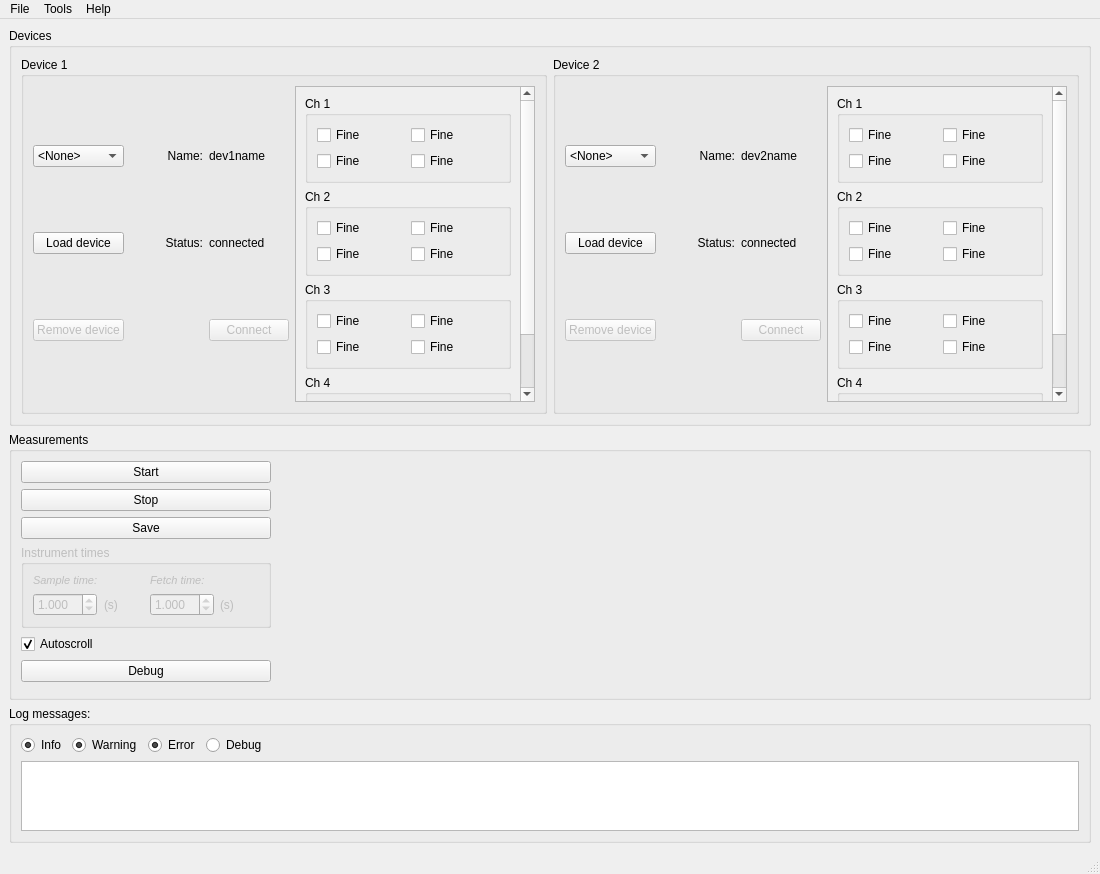
Above: frequency-meter/view/resources/interface.ui from robertofem/Freq-meter-APP before the change. Below: the same form after it.
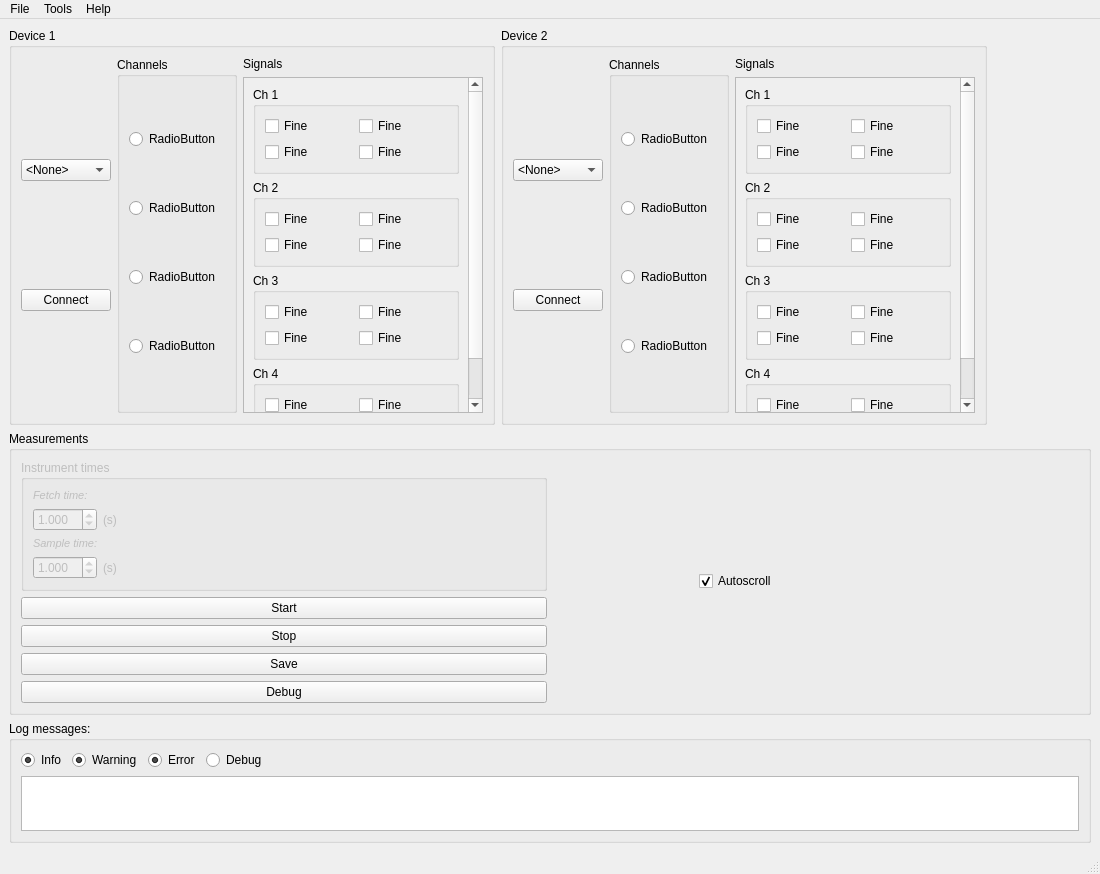
That is the form after the change.

Commit message: Reorganize the main interface layout Main changes are: -remove device manager groupbox on top of interface -remove load and remove buttons. now connect loads and connects -insert a device list for each instrument -remove the device_name label. now the name is in the listbox -add a groupbox to select the active channel/s for measuremnts -shrink the measuremnt time boxes and start, stop and save buttons -put autoscroll checkbox along with plot controls over the plot -increase the figure size

The edit to the form file:
```diff
--- a/frequency-meter/view/resources/interface.ui
+++ b/frequency-meter/view/resources/interface.ui
@@ -27,9 +27,9 @@
   </property>
   <widget class="QWidget" name="centralwidget">
    <layout class="QGridLayout" name="gridLayout_2">
-    <item row="0" column="1">
+    <item row="1" column="1">
      <layout class="QGridLayout" name="gridLayout">
-      <item row="4" column="0" colspan="4">
+      <item row="3" column="0" colspan="2">
        <widget class="QGroupBox" name="groupBox">
         <property name="enabled">
          <bool>true</bool>
@@ -124,12 +124,305 @@
         </layout>
        </widget>
       </item>
-      <item row="0" column="0" colspan="4">
-       <widget class="QGroupBox" name="groupBox_dev">
+      <item row="0" column="0" rowspan="3" colspan="2">
+       <widget class="QGroupBox" name="measurement_groupBox">
         <property name="title">
-         <string>Devices</string>
+         <string>Measurements</string>
         </property>
-        <layout class="QHBoxLayout" name="horizontalLayout">
+        <layout class="QHBoxLayout" name="horizontalLayout_7">
+         <item>
+          <layout class="QVBoxLayout" name="verticalLayout_6">
+           <item>
+            <spacer name="verticalSpacer_4">
+             <property name="orientation">
+              <enum>Qt::Vertical</enum>
+             </property>
+             <property name="sizeHint" stdset="0">
+              <size>
+               <width>20</width>
+               <height>40</height>
+              </size>
+             </property>
+            </spacer>
+           </item>
+           <item>
+            <widget class="QGroupBox" name="TimesgroupBox">
+             <property name="enabled">
+              <bool>false</bool>
+             </property>
+             <property name="sizePolicy">
+              <sizepolicy hsizetype="Preferred" vsizetype="Maximum">
+               <horstretch>0</horstretch>
+               <verstretch>0</verstretch>
+              </sizepolicy>
+             </property>
+             <property name="title">
+              <string>Instrument times</string>
+             </property>
+             <property name="alignment">
+              <set>Qt::AlignLeading|Qt::AlignLeft|Qt::AlignTop</set>
+             </property>
+             <layout class="QVBoxLayout" name="verticalLayout_5">
+              <item>
+               <widget class="QLabel" name="label_4">
+                <property name="sizePolicy">
+                 <sizepolicy hsizetype="Minimum" vsizetype="Minimum">
+                  <horstretch>0</horstretch>
+                  <verstretch>0</verstretch>
+                 </sizepolicy>
+                </property>
+                <property name="font">
+                 <font>
+                  <pointsize>8</pointsize>
+                  <italic>true</italic>
+                 </font>
+                </property>
+                <property name="text">
+                 <string>Fetch time:</string>
+                </property>
+               </widget>
+              </item>
+              <item>
+               <layout class="QHBoxLayout" name="horizontalLayout_4">
+                <item>
+                 <widget class="QDoubleSpinBox" name="FetchTimeBox">
+                  <property name="sizePolicy">
+                   <sizepolicy hsizetype="Maximum" vsizetype="Fixed">
+                    <horstretch>0</horstretch>
+                    <verstretch>0</verstretch>
+                   </sizepolicy>
+                  </property>
+                  <property name="accelerated">
+                   <bool>true</bool>
+                  </property>
+                  <property name="decimals">
+                   <number>3</number>
+                  </property>
+                  <property name="minimum">
+                   <double>0.001000000000000</double>
+                  </property>
+                  <property name="maximum">
+                   <double>20.000000000000000</double>
+                  </property>
+                  <property name="singleStep">
+                   <double>0.001000000000000</double>
+                  </property>
+                  <property name="value">
+                   <double>1.000000000000000</double>
+                  </property>
+                 </widget>
+                </item>
+                <item>
+                 <widget class="QLabel" name="label">
+                  <property name="sizePolicy">
+                   <sizepolicy hsizetype="Minimum" vsizetype="Minimum">
+                    <horstretch>0</horstretch>
+                    <verstretch>0</verstretch>
+                   </sizepolicy>
+                  </property>
+                  <property name="text">
+                   <string>(s)</string>
+                  </property>
+                 </widget>
+                </item>
+               </layout>
+              </item>
+              <item>
+               <widget class="QLabel" name="label_3">
+                <property name="sizePolicy">
+                 <sizepolicy hsizetype="Minimum" vsizetype="Minimum">
+                  <horstretch>0</horstretch>
+                  <verstretch>0</verstretch>
+                 </sizepolicy>
+                </property>
+                <property name="font">
+                 <font>
+                  <pointsize>8</pointsize>
+                  <weight>50</weight>
+                  <italic>true</italic>
+                  <bold>false</bold>
+                 </font>
+                </property>
+                <property name="text">
+                 <string>Sample time:</string>
+                </property>
+               </widget>
+              </item>
+              <item>
+               <layout class="QHBoxLayout" name="horizontalLayout_5">
+                <item>
+                 <widget class="QDoubleSpinBox" name="SampleTimeBox">
+                  <property name="sizePolicy">
+                   <sizepolicy hsizetype="Maximum" vsizetype="Fixed">
+                    <horstretch>0</horstretch>
+                    <verstretch>0</verstretch>
+                   </sizepolicy>
+                  </property>
+                  <property name="accelerated">
+                   <bool>true</bool>
+                  </property>
+                  <property name="decimals">
+                   <number>3</number>
+                  </property>
+                  <property name="minimum">
+                   <double>0.001000000000000</double>
+                  </property>
+                  <property name="maximum">
+                   <double>20.000000000000000</double>
+                  </property>
+                  <property name="singleStep">
+                   <double>0.001000000000000</double>
+                  </property>
+                  <property name="value">
+                   <double>1.000000000000000</double>
+                  </property>
+                 </widget>
+                </item>
+                <item>
+                 <widget class="QLabel" name="label_2">
+                  <property name="sizePolicy">
+                   <sizepolicy hsizetype="Minimum" vsizetype="Minimum">
+                    <horstretch>0</horstretch>
+                    <verstretch>0</verstretch>
+                   </sizepolicy>
+                  </property>
+                  <property name="text">
+                   <string>(s)</string>
+                  </property>
+                 </widget>
+                </item>
+               </layout>
+              </item>
+             </layout>
+            </widget>
+           </item>
+           <item>
+            <widget class="QPushButton" name="StartButton">
+             <property name="minimumSize">
+              <size>
+               <width>0</width>
+               <height>0</height>
+              </size>
+             </property>
+             <property name="text">
+              <string>Start</string>
+             </property>
+            </widget>
+           </item>
+           <item>
+            <widget class="QPushButton" name="StopButton">
+             <property name="sizePolicy">
+              <sizepolicy hsizetype="Minimum" vsizetype="Fixed">
+               <horstretch>0</horstretch>
+               <verstretch>0</verstretch>
+              </sizepolicy>
+             </property>
+             <property name="minimumSize">
+              <size>
+               <width>0</width>
+               <height>0</height>
+              </size>
+             </property>
+             <property name="text">
+              <string>Stop</string>
+             </property>
+            </widget>
+           </item>
+           <item>
+            <widget class="QPushButton" name="SaveButton">
+             <property name="text">
+              <string>Save</string>
+             </property>
+            </widget>
+           </item>
+           <item>
+            <spacer name="verticalSpacer_3">
+             <property name="orientation">
+              <enum>Qt::Vertical</enum>
+             </property>
+             <property name="sizeHint" stdset="0">
+              <size>
+               <width>20</width>
+               <height>40</height>
+              </size>
+             </property>
+            </spacer>
+           </item>
+           <item>
+            <widget class="QPushButton" name="DebugButton">
+             <property name="text">
+              <string>Debug</string>
+             </property>
+            </widget>
+           </item>
+          </layout>
+         </item>
+         <item>
+          <layout class="QVBoxLayout" name="verticalLayout_7">
+           <item>
+            <layout class="QHBoxLayout" name="plotControlHLayout">
+             <item>
+              <widget class="QLabel" name="spacer_label">
+               <property name="sizePolicy">
+                <sizepolicy hsizetype="Fixed" vsizetype="Fixed">
+                 <horstretch>200</horstretch>
+                 <verstretch>0</verstretch>
+                </sizepolicy>
+               </property>
+               <property name="minimumSize">
+                <size>
+                 <width>140</width>
+                 <height>0</height>
+                </size>
+               </property>
+               <property name="text">
+                <string/>
+               </property>
+              </widget>
+             </item>
+             <item>
+              <widget class="QCheckBox" name="scrollcheckBox">
+               <property name="text">
+                <string>Autoscroll</string>
+               </property>
+               <property name="checked">
+                <bool>true</bool>
+               </property>
+              </widget>
+             </item>
+             <item>
+              <widget class="QLabel" name="label_5">
+               <property name="sizePolicy">
+                <sizepolicy hsizetype="Fixed" vsizetype="Fixed">
+                 <horstretch>0</horstretch>
+                 <verstretch>0</verstretch>
+                </sizepolicy>
+               </property>
+               <property name="minimumSize">
+                <size>
+                 <width>100</width>
+                 <height>0</height>
+                </size>
+               </property>
+               <property name="text">
+                <string/>
+               </property>
+              </widget>
+             </item>
+            </layout>
+           </item>
+           <item>
+            <layout class="QVBoxLayout" name="plotVLayout"/>
+           </item>
+          </layout>
+         </item>
+        </layout>
+       </widget>
+      </item>
+     </layout>
+    </item>
+    <item row="0" column="1">
+     <layout class="QHBoxLayout" name="DevLayout">
          <item>
           <widget class="QGroupBox" name="groupBox_dev1">
            <property name="sizePolicy">
@@ -144,13 +437,6 @@
            <layout class="QHBoxLayout" name="horizontalLayout_2">
             <item>
              <layout class="QGridLayout" name="gridLayout_4">
-              <item row="1" column="2">
-               <widget class="QLabel" name="connected_label_1">
-                <property name="text">
-                 <string>connected</string>
-                </property>
-               </widget>
-              </item>
               <item row="0" column="0">
                <widget class="QComboBox" name="DeviceComboBox">
                 <item>
@@ -165,57 +451,13 @@
                 </item>
                </widget>
               </item>
-              <item row="0" column="2">
-               <widget class="QLabel" name="devname_label_r_1">
-                <property name="text">
-                 <string>dev1name</string>
-                </property>
-               </widget>
-              </item>
-              <item row="2" column="0">
-               <widget class="QPushButton" name="removeButton_1">
-                <property name="enabled">
-                 <bool>false</bool>
-                </property>
-                <property name="text">
-                 <string>Remove device</string>
-                </property>
-               </widget>
-              </item>
-              <item row="0" column="1">
-               <widget class="QLabel" name="devname_label_l_1">
-                <property name="text">
-                 <string>Name:</string>
-                </property>
-                <property name="alignment">
-                 <set>Qt::AlignRight|Qt::AlignTrailing|Qt::AlignVCenter</set>
-                </property>
-               </widget>
-              </item>
               <item row="1" column="0">
-               <widget class="QPushButton" name="LoadDeviceButton">
-                <property name="text">
-                 <string>Load device</string>
-                </property>
-               </widget>
-              </item>
-              <item row="1" column="1">
-               <widget class="QLabel" name="status_label_1">
-                <property name="enabled">
-                 <bool>true</bool>
-                </property>
-                <property name="text">
-                 <string>Status:</string>
-                </property>
-                <property name="alignment">
-                 <set>Qt::AlignRight|Qt::AlignTrailing|Qt::AlignVCenter</set>
-                </property>
-               </widget>
-              </item>
-              <item row="2" column="2">
-               <widget class="QPushButton" name="connectButton_1">
-                <property name="enabled">
-                 <bool>false</bool>
+            <widget class="QPushButton" name="ConnectDevButton1">
+             <property name="minimumSize">
+              <size>
+               <width>90</width>
+               <height>0</height>
+              </size>
                 </property>
                 <property name="text">
                  <string>Connect</string>
@@ -223,6 +465,69 @@
                </widget>
               </item>
              </layout>
+         </item>
+         <item>
+          <widget class="QGroupBox" name="groupBox_2">
+           <property name="sizePolicy">
+            <sizepolicy hsizetype="Preferred" vsizetype="Preferred">
+             <horstretch>0</horstretch>
+             <verstretch>0</verstretch>
+            </sizepolicy>
+           </property>
+           <property name="minimumSize">
+            <size>
+             <width>120</width>
+             <height>0</height>
+            </size>
+           </property>
+           <property name="title">
+            <string>Channels</string>
+           </property>
+           <layout class="QVBoxLayout" name="verticalLayout_4">
+            <item>
+             <widget class="QRadioButton" name="radio_dev1_ch1">
+              <property name="text">
+               <string>RadioButton</string>
+              </property>
+             </widget>
+            </item>
+            <item>
+             <widget class="QRadioButton" name="radio_dev1_ch2">
+              <property name="text">
+               <string>RadioButton</string>
+              </property>
+             </widget>
+            </item>
+            <item>
+             <widget class="QRadioButton" name="radio_dev1_ch3">
+              <property name="text">
+               <string>RadioButton</string>
+              </property>
+             </widget>
+            </item>
+            <item>
+             <widget class="QRadioButton" name="radio_dev1_ch4">
+              <property name="text">
+               <string>RadioButton</string>
+              </property>
+             </widget>
+            </item>
+           </layout>
+           <zorder>radio_dev1_ch1</zorder>
+           <zorder>radio_dev1_ch2</zorder>
+           <zorder>radio_dev1_ch2</zorder>
+           <zorder>radio_dev1_ch3</zorder>
+           <zorder>radio_dev1_ch4</zorder>
+          </widget>
+         </item>
+         <item>
+          <layout class="QVBoxLayout" name="verticalLayout_8">
+           <item>
+            <widget class="QLabel" name="label_6">
+             <property name="text">
+              <string>Signals</string>
+             </property>
+            </widget>
             </item>
             <item>
              <widget class="QScrollArea" name="dev1_scrollarea">
@@ -248,7 +553,7 @@
                <property name="geometry">
                 <rect>
                  <x>0</x>
-                 <y>-24</y>
+                <y>0</y>
                  <width>221</width>
                  <height>334</height>
                 </rect>
@@ -420,6 +725,8 @@
              </widget>
             </item>
            </layout>
+         </item>
+        </layout>
           </widget>
          </item>
          <item>
@@ -444,68 +751,78 @@
                 </item>
                </widget>
               </item>
-              <item row="0" column="2">
-               <widget class="QLabel" name="devname_label_r_2">
-                <property name="text">
-                 <string>dev2name</string>
-                </property>
-               </widget>
-              </item>
               <item row="1" column="0">
-               <widget class="QPushButton" name="LoadDeviceButton_2">
-                <property name="text">
-                 <string>Load device</string>
-                </property>
-               </widget>
-              </item>
-              <item row="2" column="2">
-               <widget class="QPushButton" name="connectButton_2">
-                <property name="enabled">
-                 <bool>false</bool>
+            <widget class="QPushButton" name="ConnectDevButton2">
+             <property name="minimumSize">
+              <size>
+               <width>90</width>
+               <height>0</height>
+              </size>
                 </property>
                 <property name="text">
                  <string>Connect</string>
                 </property>
                </widget>
               </item>
-              <item row="2" column="0">
-               <widget class="QPushButton" name="removeButton_2">
-                <property name="enabled">
-                 <bool>false</bool>
-                </property>
+          </layout>
+         </item>
+         <item>
+          <widget class="QGroupBox" name="groupBox_3">
+           <property name="sizePolicy">
+            <sizepolicy hsizetype="Preferred" vsizetype="Preferred">
+             <horstretch>0</horstretch>
+             <verstretch>0</verstretch>
+            </sizepolicy>
+           </property>
+           <property name="minimumSize">
+            <size>
+             <width>120</width>
+             <height>0</height>
+            </size>
+           </property>
+           <property name="title">
+            <string>Channels</string>
+           </property>
+           <layout class="QVBoxLayout" name="verticalLayout_3">
+            <item>
+             <widget class="QRadioButton" name="radio_dev2_ch1">
                 <property name="text">
-                 <string>Remove device</string>
+               <string>RadioButton</string>
                 </property>
                </widget>
               </item>
-              <item row="1" column="1">
-               <widget class="QLabel" name="status_label_2">
+            <item>
+             <widget class="QRadioButton" name="radio_dev2_ch2">
                 <property name="text">
-                 <string>Status:</string>
-                </property>
-                <property name="alignment">
-                 <set>Qt::AlignRight|Qt::AlignTrailing|Qt::AlignVCenter</set>
-                </property>
-               </widget>
-              </item>
-              <item row="0" column="1">
-               <widget class="QLabel" name="devname_label_l_2">
+               <string>RadioButton</string>
+              </property>
+             </widget>
+            </item>
+            <item>
+             <widget class="QRadioButton" name="radio_dev2_ch3">
                 <property name="text">
-                 <string>Name:</string>
-                </property>
-                <property name="alignment">
-                 <set>Qt::AlignRight|Qt::AlignTrailing|Qt::AlignVCenter</set>
-                </property>
-               </widget>
-              </item>
-              <item row="1" column="2">
-               <widget class="QLabel" name="connected_label_2">
+               <string>RadioButton</string>
+              </property>
+             </widget>
+            </item>
+            <item>
+             <widget class="QRadioButton" name="radio_dev2_ch4">
                 <property name="text">
-                 <string>connected</string>
+               <string>RadioButton</string>
                 </property>
                </widget>
               </item>
              </layout>
+          </widget>
+         </item>
+         <item>
+          <layout class="QVBoxLayout" name="verticalLayout_9">
+           <item>
+            <widget class="QLabel" name="label_7">
+             <property name="text">
+              <string>Signals</string>
+             </property>
+            </widget>
             </item>
             <item>
              <widget class="QScrollArea" name="dev2_scrollarea">
@@ -531,7 +848,7 @@
                <property name="geometry">
                 <rect>
                  <x>0</x>
-                 <y>-24</y>
+                <y>0</y>
                  <width>221</width>
                  <height>334</height>
                 </rect>
@@ -706,203 +1023,22 @@
              </widget>
             </item>
            </layout>
-          </widget>
          </item>
         </layout>
        </widget>
       </item>
-      <item row="1" column="0" rowspan="3" colspan="4">
-       <widget class="QGroupBox" name="measurement_groupBox">
-        <property name="title">
-         <string>Measurements</string>
+      <item>
+       <spacer name="horizontalSpacer">
+        <property name="orientation">
+         <enum>Qt::Horizontal</enum>
         </property>
-        <layout class="QGridLayout" name="gridLayout_7">
-         <item row="3" column="0" rowspan="2">
-          <widget class="QGroupBox" name="TimesgroupBox">
-           <property name="enabled">
-            <bool>false</bool>
-           </property>
-           <property name="sizePolicy">
-            <sizepolicy hsizetype="Preferred" vsizetype="Maximum">
-             <horstretch>0</horstretch>
-             <verstretch>0</verstretch>
-            </sizepolicy>
-           </property>
-           <property name="title">
-            <string>Instrument times</string>
-           </property>
-           <property name="alignment">
-            <set>Qt::AlignLeading|Qt::AlignLeft|Qt::AlignTop</set>
-           </property>
-           <layout class="QGridLayout" name="gridLayout_8">
-            <item row="0" column="0">
-             <widget class="QLabel" name="label_3">
-              <property name="font">
-               <font>
-                <pointsize>8</pointsize>
-                <weight>50</weight>
-                <italic>true</italic>
-                <bold>false</bold>
-               </font>
-              </property>
-              <property name="text">
-               <string>Sample time:</string>
-              </property>
-             </widget>
-            </item>
-            <item row="1" column="0">
-             <widget class="QDoubleSpinBox" name="SampleTimeBox">
-              <property name="sizePolicy">
-               <sizepolicy hsizetype="Maximum" vsizetype="Fixed">
-                <horstretch>0</horstretch>
-                <verstretch>0</verstretch>
-               </sizepolicy>
-              </property>
-              <property name="accelerated">
-               <bool>true</bool>
-              </property>
-              <property name="decimals">
-               <number>3</number>
-              </property>
-              <property name="minimum">
-               <double>0.001000000000000</double>
-              </property>
-              <property name="maximum">
-               <double>20.000000000000000</double>
-              </property>
-              <property name="singleStep">
-               <double>0.001000000000000</double>
-              </property>
-              <property name="value">
-               <double>1.000000000000000</double>
-              </property>
-             </widget>
-            </item>
-            <item row="1" column="1">
-             <widget class="QLabel" name="label">
-              <property name="text">
-               <string>(s)</string>
-              </property>
-             </widget>
-            </item>
-            <item row="1" column="2">
-             <widget class="QDoubleSpinBox" name="FetchTimeBox">
-              <property name="sizePolicy">
-               <sizepolicy hsizetype="Maximum" vsizetype="Fixed">
-                <horstretch>0</horstretch>
-                <verstretch>0</verstretch>
-               </sizepolicy>
-              </property>
-              <property name="accelerated">
-               <bool>true</bool>
-              </property>
-              <property name="decimals">
-               <number>3</number>
-              </property>
-              <property name="minimum">
-               <double>0.001000000000000</double>
-              </property>
-              <property name="maximum">
-               <double>20.000000000000000</double>
-              </property>
-              <property name="singleStep">
-               <double>0.001000000000000</double>
-              </property>
-              <property name="value">
-               <double>1.000000000000000</double>
-              </property>
-             </widget>
-            </item>
-            <item row="1" column="3">
-             <widget class="QLabel" name="label_2">
-              <property name="text">
-               <string>(s)</string>
-              </property>
-             </widget>
-            </item>
-            <item row="0" column="2">
-             <widget class="QLabel" name="label_4">
-              <property name="font">
-               <font>
-                <pointsize>8</pointsize>
-                <italic>true</italic>
-               </font>
-              </property>
-              <property name="text">
-               <string>Fetch time:</string>
-              </property>
-             </widget>
-            </item>
-           </layout>
-          </widget>
-         </item>
-         <item row="0" column="0">
-          <widget class="QPushButton" name="StartButton">
-           <property name="sizePolicy">
-            <sizepolicy hsizetype="Maximum" vsizetype="Fixed">
-             <horstretch>0</horstretch>
-             <verstretch>0</verstretch>
-            </sizepolicy>
-           </property>
-           <property name="minimumSize">
+        <property name="sizeHint" stdset="0">
             <size>
-             <width>250</width>
-             <height>0</height>
-            </size>
-           </property>
-           <property name="text">
-            <string>Start</string>
-           </property>
-          </widget>
-         </item>
-         <item row="0" column="2" rowspan="8" colspan="4">
-          <layout class="QVBoxLayout" name="plotVLayout"/>
-         </item>
-         <item row="6" column="0">
-          <widget class="QPushButton" name="DebugButton">
-           <property name="text">
-            <string>Debug</string>
-           </property>
-          </widget>
-         </item>
-         <item row="2" column="0">
-          <widget class="QPushButton" name="SaveButton">
-           <property name="text">
-            <string>Save</string>
-           </property>
-          </widget>
-         </item>
-         <item row="1" column="0">
-          <widget class="QPushButton" name="StopButton">
-           <property name="sizePolicy">
-            <sizepolicy hsizetype="Maximum" vsizetype="Fixed">
-             <horstretch>0</horstretch>
-             <verstretch>0</verstretch>
-            </sizepolicy>
-           </property>
-           <property name="minimumSize">
-            <size>
-             <width>250</width>
-             <height>0</height>
-            </size>
-           </property>
-           <property name="text">
-            <string>Stop</string>
-           </property>
-          </widget>
-         </item>
-         <item row="5" column="0">
-          <widget class="QCheckBox" name="scrollcheckBox">
-           <property name="text">
-            <string>Autoscroll</string>
-           </property>
-           <property name="checked">
-            <bool>true</bool>
-           </property>
-          </widget>
-         </item>
-        </layout>
-       </widget>
+          <width>40</width>
+          <height>20</height>
+         </size>
+        </property>
+       </spacer>
       </item>
      </layout>
     </item>
```
Left out of the diff: 4 changed lines with no effect on the pictures. Lines whose indentation alone changed are shown as unchanged. The commit also changes 2 other files.
